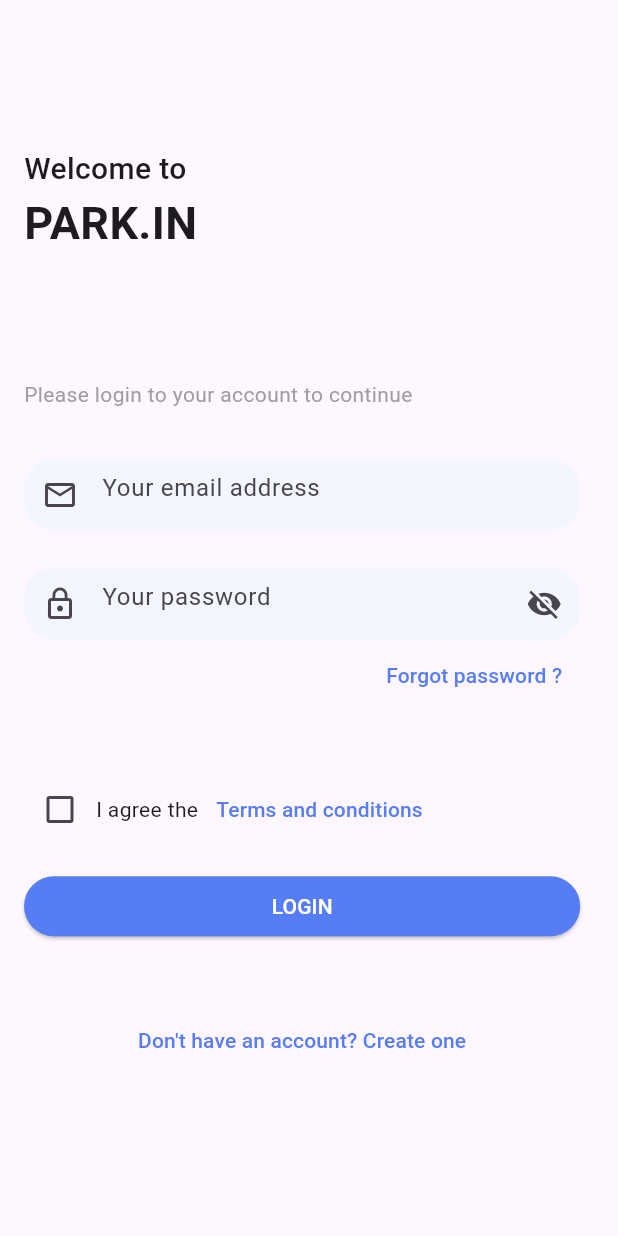
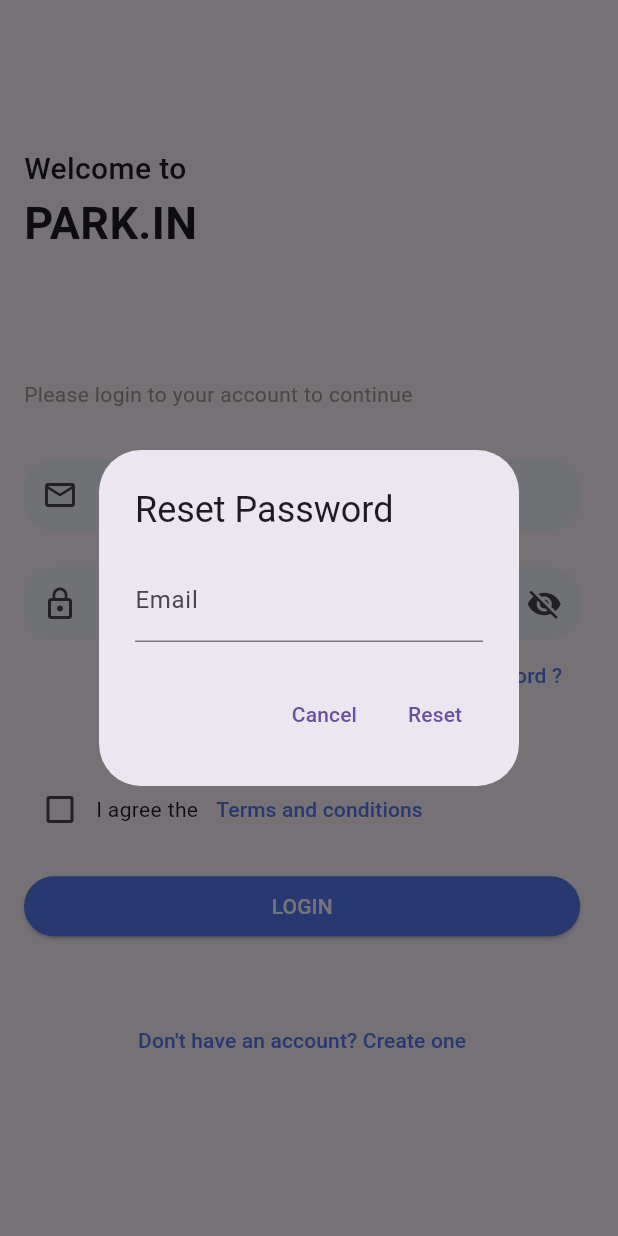
Before and after one commit to Mimithamg/Mini_project, a Flutter app: the screen it shows after launch, after a tap on "Forgot password ?", on a phone screen of 412 x 824 dp. Run offline on Flutter 3.47's test engine with Material 3 defaults, Android fonts, the phone set to English and light mode, and no system bars; our stand-ins replace cloud_firestore, firebase_auth, firebase_core, flutter_map, geolocator, get and 1 more; accounts and stored records are empty; Roboto replaces fonts that are missing (Readex Pro, Redex Pro).

Commit message:
logout and forgot password

```diff
--- a/end_user_parking_app/parking_app/lib/views/loginscreen.dart
+++ b/end_user_parking_app/parking_app/lib/views/loginscreen.dart
@@ -113,8 +113,39 @@ class _LoginScreenState extends State<LoginScreen> {
                         children: [
                           TextButton(
                             onPressed: () {
-                              //forgot password screen
-                            },
+                              showDialog(
+          context: context,
+          builder: (BuildContext context) {
+            return AlertDialog(
+              title: Text('Reset Password'),
+              content: Column(
+                mainAxisSize: MainAxisSize.min,
+                children: [
+                  TextField(
+                    controller: emailController,
+                    decoration: InputDecoration(labelText: 'Email'),
+                  ),
+                ],
+              ),
+              actions: <Widget>[
+                TextButton(
+                  onPressed: () {
+                    Navigator.of(context).pop(); // Close the dialog
+                  },
+                  child: Text('Cancel'),
+                ),
+                TextButton(
+                  onPressed: () {
+                    resetPassword(context);
+                  },
+                  child: Text('Reset'),
+                ),
+              ],
+            );
+          },
+        );
+      },
+
                             child: Text(
                               'Forgot password ?',
                               style: TextStyle(color: Color(0xff567DF4)),
@@ -217,6 +248,30 @@ class _LoginScreenState extends State<LoginScreen> {
         ),
       ),
     );
+  }
+
+  void resetPassword(BuildContext context) async {
+    String email = emailController.text.trim();
+
+    try {
+      await FirebaseAuth.instance.sendPasswordResetEmail(email: email);
+      // Show success message
+      ScaffoldMessenger.of(context).showSnackBar(
+        SnackBar(
+          content: Text('Password reset email sent to $email'),
+        ),
+      );
+    } catch (e) {
+      print('Error sending password reset email: $e');
+      // Show error message
+      ScaffoldMessenger.of(context).showSnackBar(
+        SnackBar(
+          content: Text('Failed to send password reset email. Please try again.'),
+        ),
+      );
+    }
+    // Close the dialog
+    Navigator.of(context).pop();
   }
 
   void login(String email, String password, BuildContext context) async {
```
Also changed, not shown: end_user_parking_app/parking_app/lib/views/home_page.dart (+47 -2 lines).
